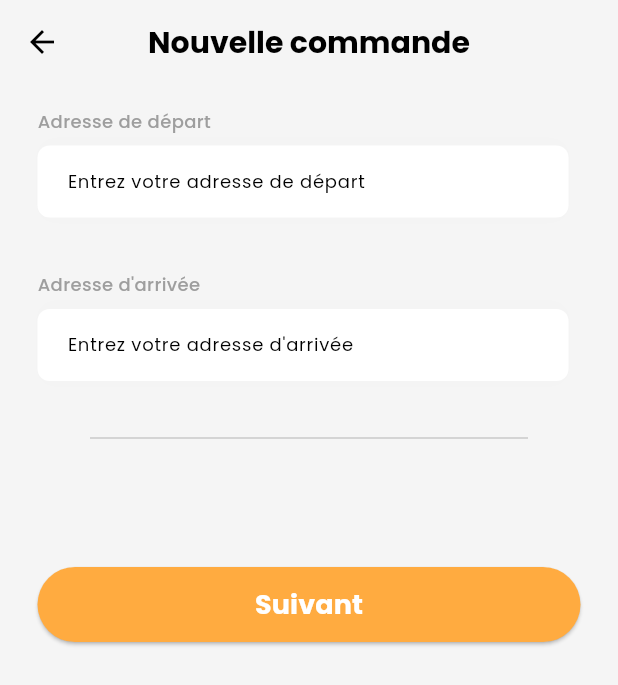
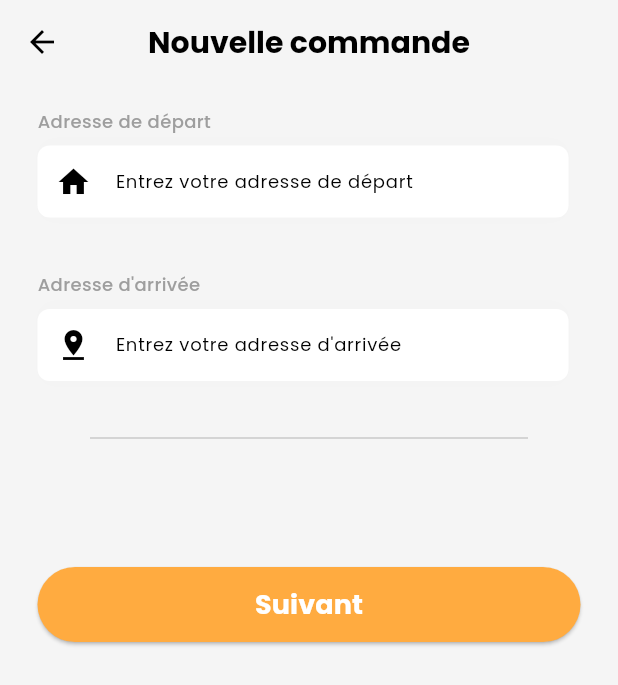
Before and after one commit to frwk/challenge_delivery_flutter, a Flutter app: the CreateOrderScreen screen opened by its route, on a phone screen of 412 x 824 dp. Shown: the top 685 px of the screen. Run offline on Flutter 3.47's test engine with Material 3 defaults, Android fonts, the phone set to English and light mode, and no system bars; drawn by our look-alikes of flutter_form_builder; our stand-ins replace bloc, firebase_core, firebase_messaging, flutter_bloc, flutter_dotenv, flutter_local_notifications and 5 more; missing offline and left inert: android_intent_plus; accounts and stored records are empty; Roboto replaces fonts that are missing (Poppins).

Commit message:
multiple fixes

```diff
--- a/lib/atoms/textfield_atom.dart
+++ b/lib/atoms/textfield_atom.dart
@@ -11,6 +11,11 @@ class TextFieldAtom extends StatelessWidget {
   final void Function(String?)? onChanged;
   final TextEditingController? controller;
   final List<FormFieldValidator<String>>? validators;
+  final bool? isEnabled;
+  final InputDecoration? decoration;
+  final Widget? suffixIcon;
+  final Widget? prefixIcon;
+  final String? initialValue;
 
   const TextFieldAtom({
     super.key,
@@ -22,6 +27,11 @@ class TextFieldAtom extends StatelessWidget {
     this.onChanged,
     required this.controller,
     this.validators,
+    this.isEnabled = true,
+    this.decoration,
+    this.suffixIcon,
+    this.prefixIcon,
+    this.initialValue,
   });
 
   @override
@@ -39,13 +49,19 @@ class TextFieldAtom extends StatelessWidget {
         ],
       ),
       child: FormBuilderTextField(
+        initialValue: initialValue,
+        readOnly: isEnabled != null ? !isEnabled! : false,
         controller: controller,
         onChanged: onChanged,
         autovalidateMode: AutovalidateMode.onUserInteraction,
         obscureText: isPassword,
         name: name,
         validator: FormBuilderValidators.compose(validators ?? []),
-        decoration: InputDecoration(
+        style: isEnabled! ? null : const TextStyle(color: Colors.grey, fontSize: 12),
+        decoration: decoration ??
+            InputDecoration(
+              prefixIcon: prefixIcon,
+              suffixIcon: suffixIcon,
               contentPadding: const EdgeInsets.symmetric(horizontal: 16.0),
               labelText: true == displayPlaceholder ? placeholder : null,
               labelStyle: TextStyle(
--- a/lib/bloc/order/order_event.dart
+++ b/lib/bloc/order/order_event.dart
@@ -2,6 +2,11 @@ part of 'order_bloc.dart';
 
 @immutable
 abstract class OrderEvent {}
+
+class OrderInitialEvent extends OrderEvent {
+  final Order? order;
+  OrderInitialEvent(this.order);
+}
 
 class OrderAddressEvent extends OrderEvent {
   final String pickupAddress;
--- a/lib/components/input_component.dart
+++ b/lib/components/input_component.dart
@@ -1,11 +1,9 @@
-
 import 'package:flutter/material.dart';
 
 import '../atoms/label_atom.dart';
 import '../atoms/textfield_atom.dart';
 
 class InputComponent extends StatelessWidget {
-
   final String label;
   final String name;
   final Color? labelColor;
@@ -16,7 +14,11 @@ class InputComponent extends StatelessWidget {
   final void Function(String?)? onChanged;
   final TextEditingController? controller;
   final List<FormFieldValidator<String>>? validators;
-
+  final bool isEnabled;
+  final InputDecoration? decoration;
+  final Widget? suffixIcon;
+  final Widget? prefixIcon;
+  final String? initialValue;
 
   const InputComponent({
     super.key,
@@ -30,12 +32,17 @@ class InputComponent extends StatelessWidget {
     this.onChanged,
     this.controller,
     this.validators,
+    this.isEnabled = true,
+    this.decoration,
+    this.suffixIcon,
+    this.prefixIcon,
+    this.initialValue,
   });
 
   @override
   Widget build(BuildContext context) {
     return Padding(
-      padding: const EdgeInsets.only(top:16.0),
+      padding: const EdgeInsets.only(top: 16.0),
       child: Container(
         margin: const EdgeInsets.only(right: 8.0),
         child: Column(
@@ -43,7 +50,19 @@ class InputComponent extends StatelessWidget {
           crossAxisAlignment: CrossAxisAlignment.start,
           children: [
             LabelAtom(label: label, labelColor: labelColor, labelSize: labelSize),
-            TextFieldAtom(name: name, placeholder: placeholder, displayPlaceholder: displayPlaceholder ,isPassword: password, onChanged: onChanged, controller:  controller, validators: validators)
+            TextFieldAtom(
+                name: name,
+                placeholder: placeholder,
+                displayPlaceholder: displayPlaceholder,
+                isPassword: password,
+                onChanged: onChanged,
+                controller: controller,
+                validators: validators,
+                isEnabled: isEnabled,
+                decoration: decoration,
+                suffixIcon: suffixIcon,
+                prefixIcon: prefixIcon,
+                initialValue: initialValue)
           ],
         ),
       ),
--- a/lib/services/user_service.dart
+++ b/lib/services/user_service.dart
@@ -47,10 +47,11 @@ class UserService {
 
   Future<User> updateUser(User user) async {
     try {
-      Map<String, String> headers = {HttpHeaders.contentTypeHeader: 'application/json'};
+      final cookie = await secureStorage.readCookie();
+      Map<String, String> headers = {HttpHeaders.contentTypeHeader: 'application/json', HttpHeaders.cookieHeader: cookie!};
       print('user: ${jsonEncode(user.toJson())}');
       final response = await http.patch(
-        Uri.parse('${dotenv.env['API_URL']}/users/${user.id}'),
+        Uri.parse('${dotenv.env['API_URL']}/me'),
         headers: headers,
         body: jsonEncode(user.toJson()),
       );
--- a/lib/views/order/create_order_screen.dart
+++ b/lib/views/order/create_order_screen.dart
@@ -14,7 +14,7 @@ import 'package:flutter_dotenv/flutter_dotenv.dart';
 import 'package:flutter_form_builder/flutter_form_builder.dart';
 import 'package:flutter_bloc/flutter_bloc.dart';
 import 'package:form_builder_validators/form_builder_validators.dart';
-
+import 'dart:async';
 import '../../bloc/order/order_bloc.dart';
 
 class CreateOrderScreen extends StatefulWidget {
@@ -31,6 +31,10 @@ class _CreateOrderScreenState extends State<CreateOrderScreen> {
   List<AutocompletePrediction> arrivalPlacePredictions = [];
   final TextEditingController _pickupAddressController = TextEditingController();
   final TextEditingController _dropoffAddressController = TextEditingController();
+  bool departureSelected = false;
+  bool arrivalSelected = false;
+  Timer? _debounce;
+
   AutocompletePrediction? selectedDeparturePrediction;
   bool isOnChangedActiveForDropoffAddress = true;
   bool isOnChangedActiveForPickupAddress = true;
@@ -44,29 +48,27 @@ class _CreateOrderScreenState extends State<CreateOrderScreen> {
       Uri uri = Uri.https('maps.googleapis.com', 'maps/api/place/autocomplete/json', {
         'input': query,
         'key': dotenv.env['GOOGLE_API_KEY']!,
+        'components': 'country:fr',
       });
 
       String? response;
 
-      if (query.isNotEmpty && query.length > 8) {
+      if (query.isNotEmpty && query.length > 3) {
         response = await NetworkUtility.fetchUrl(uri);
       }
 
       if (response != null) {
         PlaceAutocompleteResponse result = PlaceAutocompleteResponse.parseAutocompleteResult(response);
-
         if (result.predictions != null) {
-          if (addressType == 'departure' && isOnChangedActiveForPickupAddress) {
+          if (addressType == 'departure') {
             setState(() {
               departurePlacePredictions = result.predictions!;
-              isOnChangedActiveForPickupAddress = false;
             });
           }
 
-          if (addressType == 'arrival' && isOnChangedActiveForDropoffAddress) {
+          if (addressType == 'arrival') {
             setState(() {
               arrivalPlacePredictions = result.predictions!;
-              isOnChangedActiveForDropoffAddress = false;
             });
           }
         }
@@ -77,22 +79,33 @@ class _CreateOrderScreenState extends State<CreateOrderScreen> {
   }
 
   void onPlaceSelected(AutocompletePrediction place, String addressType) {
-    if (addressType == 'departure' && !isOnChangedActiveForPickupAddress) {
+    if (addressType == 'departure') {
       setState(() {
+        departureSelected = true;
+        departurePlacePredictions.clear();
         _pickupAddressController.text = place.description!;
-        departurePlacePredictions.clear();
+      });
+    } else if (addressType == 'arrival') {
+      setState(() {
+        arrivalSelected = true;
+        arrivalPlacePredictions.clear();
+        _dropoffAddressController.text = place.description!;
       });
     }
+  }
 
-    if (addressType == 'arrival' && !isOnChangedActiveForDropoffAddress) {
-      setState(() {
-        _dropoffAddressController.text = place.description!;
-        arrivalPlacePredictions = [];
+  Future<void> onSearchChanged(String value, String addressType) async {
+    if (_debounce?.isActive ?? false) _debounce?.cancel();
+    final selected = addressType == 'departure' ? departureSelected : arrivalSelected;
+    if (!selected) {
+      _debounce = Timer(const Duration(milliseconds: 1000), () async {
+        await placeAutocomplete(value, addressType);
       });
     }
   }
 
   void dispose() {
+    _debounce?.cancel();
     _pickupAddressController.dispose();
     _dropoffAddressController.dispose();
     super.dispose();
@@ -104,12 +117,8 @@ class _CreateOrderScreenState extends State<CreateOrderScreen> {
 
     return BlocListener<OrderBloc, OrderState>(
       listener: (context, state) async {
-        print('Create order screen $state');
         if (state is OrderLoadingState) {
           modalLoading(context);
-        } else if (state is OrderFailureState) {
-          Navigator.of(context, rootNavigator: true).pop();
-          showSnackMessage(context, state.error, MessageTypeEnum.error);
         } else if (state is OrderSuccessState) {
           Navigator.of(context, rootNavigator: true).pop();
           showSnackMessage(context, 'Commande créée avec succès', MessageTypeEnum.success);
@@ -120,6 +129,8 @@ class _CreateOrderScreenState extends State<CreateOrderScreen> {
               builder: (context) => OrderSummaryScreen(order: state.order!),
             ),
           );
+        } else if (state is OrderInitial) {
+          Navigator.of(context, rootNavigator: true).pop();
         }
       },
       child: Scaffold(
@@ -130,37 +141,49 @@ class _CreateOrderScreenState extends State<CreateOrderScreen> {
             key: _orderFormKey,
             child: Column(
               children: [
-                // Adresse de départ
                 buildAddressInput(
                   controller: _pickupAddressController,
-                  onChanged: (value) async => await placeAutocomplete(value, 'departure'),
+                  addressType: 'departure',
                   name: 'departure',
                   label: 'Adresse de départ',
                   placeholder: 'Entrez votre adresse de départ',
                   displayPlaceholder: true,
+                  isEnabled: departureSelected ? false : true,
                   predictions: departurePlacePredictions.map((e) => e.description!).toList(),
                   onTap: (prediction) => onPlaceSelected(prediction as AutocompletePrediction, 'departure'),
-                  isOnChangedActive: isOnChangedActiveForPickupAddress,
                   validators: [
                     FormBuilderValidators.required(),
-                  ]
+                  ],
+                  prefixIcon: const Icon(Icons.home),
+                  resetCallback: () {
+                    _pickupAddressController.clear();
+                    setState(() {
+                      departureSelected = false;
+                    });
+                  },
                 ),
                 const SizedBox(height: 20),
                 buildPredictionsList(departurePlacePredictions.cast<AutocompletePrediction>(), 'departure'),
-                // Adresse de destination
                 buildAddressInput(
                   controller: _dropoffAddressController,
-                  onChanged: (value) async => await placeAutocomplete(value, 'arrival'),
+                  addressType: 'arrival',
                   name: 'arrival',
                   label: 'Adresse d\'arrivée',
                   placeholder: 'Entrez votre adresse d\'arrivée',
                   displayPlaceholder: true,
+                  isEnabled: arrivalSelected ? false : true,
                   predictions: arrivalPlacePredictions.map((e) => e.description!).toList(),
                   onTap: (prediction) => onPlaceSelected(prediction as AutocompletePrediction, 'arrival'),
-                  isOnChangedActive: isOnChangedActiveForDropoffAddress,
                   validators: [
                     FormBuilderValidators.required(),
-                  ]
+                  ],
+                  prefixIcon: const Icon(Icons.pin_drop),
+                  resetCallback: () {
+                    _dropoffAddressController.clear();
+                    setState(() {
+                      arrivalSelected = false;
+                    });
+                  },
                 ),
                 const SizedBox(height: 30),
                 buildPredictionsList(arrivalPlacePredictions.cast<AutocompletePrediction>(), 'arrival'),
@@ -210,34 +233,40 @@ class _CreateOrderScreenState extends State<CreateOrderScreen> {
 
   Widget buildAddressInput({
     required TextEditingController controller,
-    required Function(String) onChanged,
     required String name,
+    required String addressType,
     required String label,
+    required bool isEnabled,
     required String placeholder,
     required List<String> predictions,
     required Function(String) onTap,
-    required bool isOnChangedActive,
     required bool displayPlaceholder,
     required List<FormFieldValidator<String>>? validators,
+    required Icon prefixIcon,
+    required Function() resetCallback,
+    String? initialValue,
   }) {
     return Container(
       margin: const EdgeInsets.symmetric(horizontal: 25.0),
       child: InputComponent(
         controller: controller,
-        onChanged: (value) async {
-          if (isOnChangedActive) {
-            await onChanged(value!);
-          }
-        },
+        onChanged: (value) async => await onSearchChanged(value!, addressType),
         label: label,
         labelSize: 12,
         labelColor: Colors.grey,
         placeholder: placeholder,
         displayPlaceholder: displayPlaceholder,
         name: name,
-        validators: [
-          ...?validators
-        ],
+        validators: [...?validators],
+        isEnabled: isEnabled,
+        prefixIcon: prefixIcon,
+        suffixIcon: isEnabled
+            ? null
+            : IconButton(
+                icon: const Icon(Icons.clear),
+                onPressed: () => resetCallback(),
+              ),
+        initialValue: initialValue,
       ),
     );
   }
--- a/lib/widgets/layouts/app_bar.dart
+++ b/lib/widgets/layouts/app_bar.dart
@@ -2,8 +2,9 @@ import 'package:flutter/material.dart';
 
 class MyAppBar extends StatelessWidget implements PreferredSizeWidget {
   final String title;
+  final Function()? onBackArrowClicked;
 
-  const MyAppBar({super.key, required this.title});
+  const MyAppBar({super.key, required this.title, this.onBackArrowClicked});
 
   @override
   Widget build(BuildContext context) {
@@ -13,7 +14,7 @@ class MyAppBar extends StatelessWidget implements PreferredSizeWidget {
       leading: IconButton(
         icon: const Icon(Icons.arrow_back),
         color: Colors.black,
-        onPressed: () => Navigator.pop(context),
+        onPressed: () => onBackArrowClicked != null ? onBackArrowClicked!() : Navigator.pop(context),
       ),
       title: Text(title, style: const TextStyle(color: Colors.black, fontSize: 20, fontWeight: FontWeight.w600)),
       titleSpacing: 10,
```
Also changed, not shown: lib/bloc/order/order_bloc.dart (+12 -5 lines), lib/views/order/order_summary.dart (+14 -3 lines), pubspec.lock, 1 other file. Lines whose indentation alone changed are shown as unchanged.
